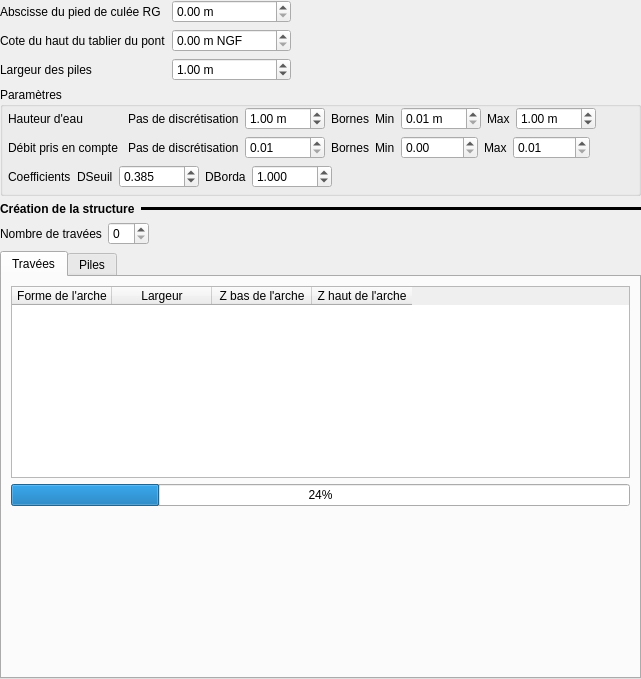
The window that ui/structures/ui_borda_pa.ui (Artelia/Mascaret) describes before a commit, drawn with Qt 5.
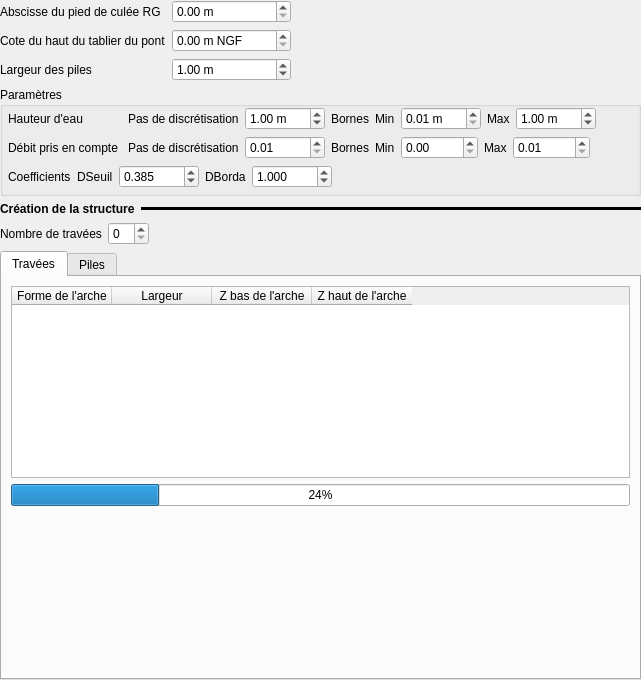
The same window after the commit.

What changed in the file:
```diff
--- a/ui/structures/ui_borda_pa.ui
+++ b/ui/structures/ui_borda_pa.ui
@@ -7,7 +7,7 @@
     <x>0</x>
     <y>0</y>
     <width>641</width>
-    <height>679</height>
+    <height>680</height>
    </rect>
   </property>
   <property name="windowTitle">
```
